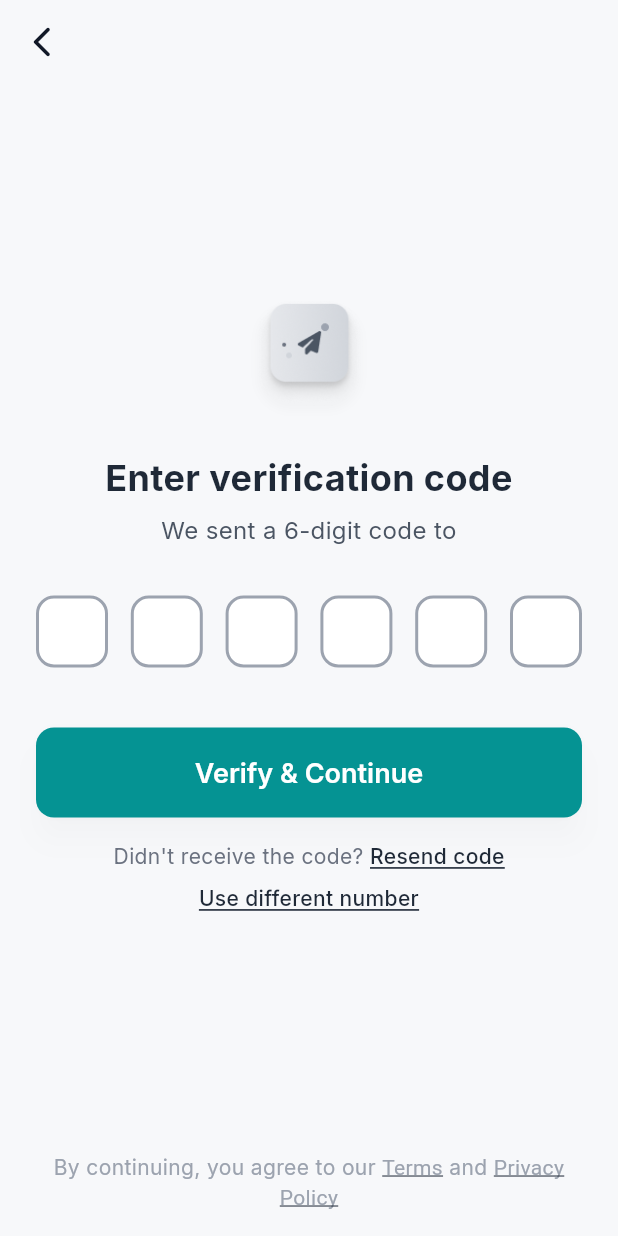
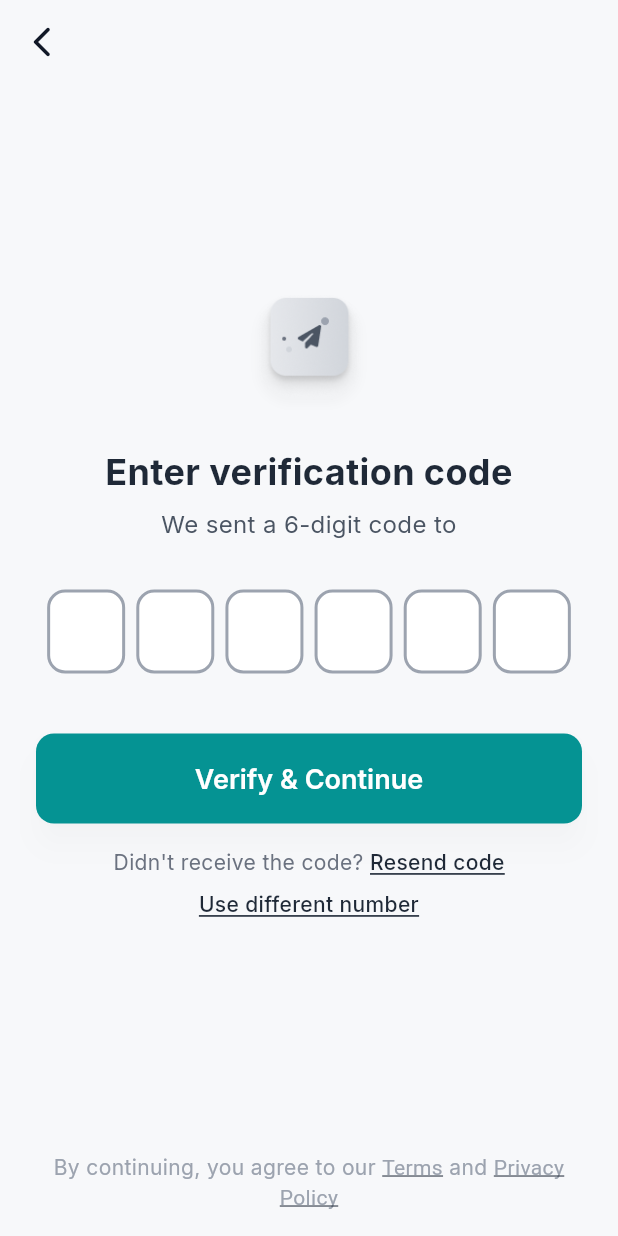
Before and after one commit to asifsheikh/Volo, a Flutter app: the OtpScreen screen opened directly with empty values, on a phone screen of 412 x 824 dp. Run offline on Flutter 3.47's test engine with Material 3 defaults, Android fonts, the light colour scheme and no system bars; drawn by our look-alikes of pin_code_fields; our stand-ins replace cloud_firestore, confetti, file_picker, firebase_ai, firebase_auth, firebase_core and 10 more; missing offline and left inert: firebase_app_check; accounts and stored records are empty.

Commit message:
fix: Improve OTP input field alignment and spacing
- Wrap PinCodeTextField in Center widget for proper centering
- Increase fieldHeight from 48 to 56 for better touch targets
- Increase fieldWidth from 48 to 52 for better visual balance
- Add mainAxisAlignment.spaceEvenly for consistent spacing between fields
- Fixes misaligned white background boxes in OTP input
- Improves overall visual consistency and user experience

```diff
--- a/lib/screens/auth/otp_screen.dart
+++ b/lib/screens/auth/otp_screen.dart
@@ -361,7 +361,8 @@ class _OtpScreenState extends State<OtpScreen> {
                         padding: const EdgeInsets.symmetric(horizontal: 24.0),
                         child: Column(
                           children: [
-                            PinCodeTextField(
+                            Center(
+                              child: PinCodeTextField(
                                 appContext: context,
                                 length: 6,
                                 onChanged: (value) {
@@ -373,8 +374,8 @@ class _OtpScreenState extends State<OtpScreen> {
                                 pinTheme: PinTheme(
                                   shape: PinCodeFieldShape.box,
                                   borderRadius: BorderRadius.circular(12),
-                                fieldHeight: 48,
-                                fieldWidth: 48,
+                                  fieldHeight: 56,
+                                  fieldWidth: 52,
                                   activeColor: _errorText != null ? Colors.red : const Color(0xFF9CA3AF),
                                   selectedColor: const Color(0xFF1F2937),
                                   inactiveColor: const Color(0xFF9CA3AF),
@@ -387,6 +388,8 @@ class _OtpScreenState extends State<OtpScreen> {
                                 animationType: AnimationType.fade,
                                 enableActiveFill: true,
                                 cursorColor: const Color(0xFF1F2937),
+                                mainAxisAlignment: MainAxisAlignment.spaceEvenly,
+                              ),
                             ),
                             if (_errorText != null) ...[
                               const SizedBox(height: 8),
```
Lines whose indentation alone changed are shown as unchanged.
